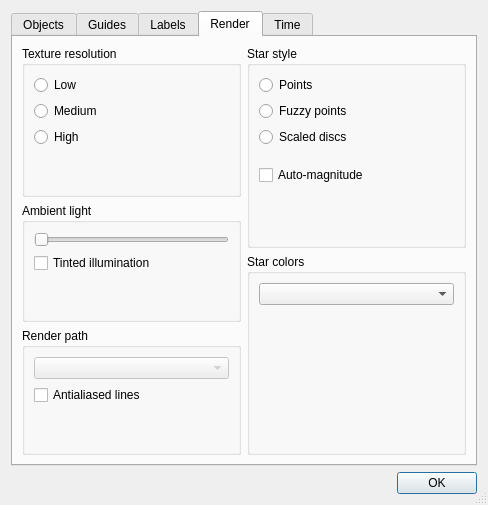
This is src/celestia/qt/preferences.ui in CelestiaProject/Celestia as Qt 5 draws it before an edit. The edited form follows.
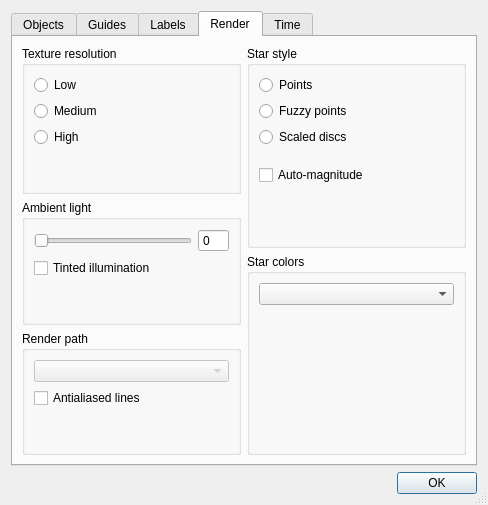
This is the edited form. The open tabs and pages were chosen to show the change.

Commit message: [qt] Add numeric input for ambient light level

Diff of the .ui file:
```diff
--- a/src/celestia/qt/preferences.ui
+++ b/src/celestia/qt/preferences.ui
@@ -758,7 +758,7 @@
               </property>
               <property name="minimumSize">
                <size>
-                <width>40</width>
+                <width>0</width>
                 <height>0</height>
                </size>
               </property>
@@ -803,6 +803,19 @@
       <layout class="QHBoxLayout" name="horizontalLayout_5">
        <item>
         <layout class="QVBoxLayout" name="verticalLayout_14">
+         <item>
+          <spacer name="horizontalSpacer">
+           <property name="orientation">
+            <enum>Qt::Horizontal</enum>
+           </property>
+           <property name="sizeHint" stdset="0">
+            <size>
+             <width>40</width>
+             <height>0</height>
+            </size>
+           </property>
+          </spacer>
+         </item>
          <item>
           <widget class="QGroupBox" name="textureResolutionGroupBox">
            <property name="title">
@@ -853,17 +866,58 @@
            </property>
            <layout class="QVBoxLayout" name="verticalLayout_15">
             <item>
+             <layout class="QHBoxLayout" name="horizontalLayout_6">
+              <property name="spacing">
+               <number>6</number>
+              </property>
+              <item>
              <widget class="QSlider" name="ambientLightSlider">
               <property name="sizePolicy">
-               <sizepolicy hsizetype="Preferred" vsizetype="Fixed">
+                 <sizepolicy hsizetype="Expanding" vsizetype="Fixed">
                 <horstretch>0</horstretch>
                 <verstretch>0</verstretch>
                </sizepolicy>
               </property>
+                <property name="maximum">
+                 <number>100</number>
+                </property>
               <property name="orientation">
                <enum>Qt::Horizontal</enum>
               </property>
              </widget>
+              </item>
+              <item>
+               <widget class="QSpinBox" name="ambientLightSpinBox">
+                <property name="sizePolicy">
+                 <sizepolicy hsizetype="Preferred" vsizetype="Preferred">
+                  <horstretch>0</horstretch>
+                  <verstretch>0</verstretch>
+                 </sizepolicy>
+                </property>
+                <property name="minimumSize">
+                 <size>
+                  <width>30</width>
+                  <height>0</height>
+                 </size>
+                </property>
+                <property name="frame">
+                 <bool>true</bool>
+                </property>
+                <property name="buttonSymbols">
+                 <enum>QAbstractSpinBox::NoButtons</enum>
+                </property>
+                <property name="accelerated">
+                 <bool>true</bool>
+                </property>
+                <property name="correctionMode">
+                 <enum>QAbstractSpinBox::CorrectToNearestValue</enum>
+                </property>
+                <property name="maximum">
+                 <number>100</number>
+                </property>
+               </widget>
+              </item>
+             </layout>
             </item>
             <item>
              <widget class="QCheckBox" name="tintedIlluminationCheck">
@@ -934,6 +988,19 @@
        </item>
        <item>
         <layout class="QVBoxLayout" name="verticalLayout_18">
+         <item>
+          <spacer name="horizontalSpacer_2">
+           <property name="orientation">
+            <enum>Qt::Horizontal</enum>
+           </property>
+           <property name="sizeHint" stdset="0">
+            <size>
+             <width>40</width>
+             <height>0</height>
+            </size>
+           </property>
+          </spacer>
+         </item>
          <item>
           <widget class="QGroupBox" name="starStyleGroupBox">
            <property name="title">
```
Lines whose indentation alone changed are shown as unchanged. The commit also changes 2 other files.
